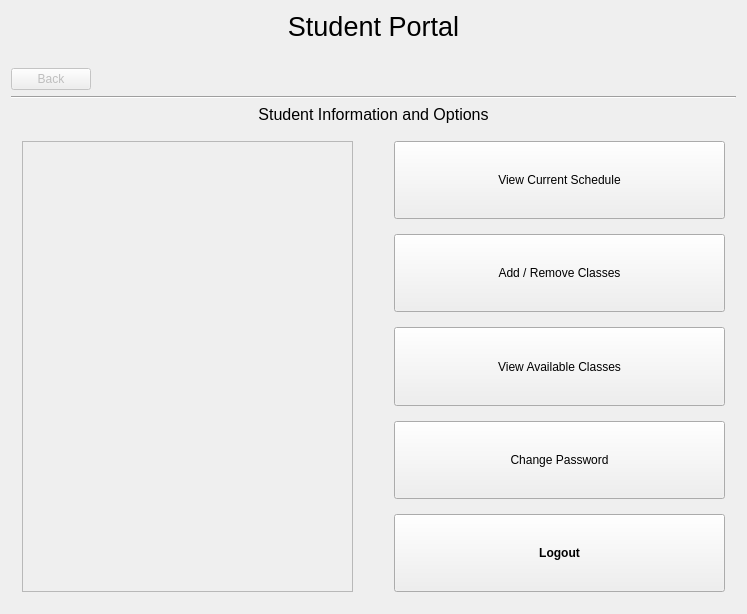
The window that Form Files/studentView.ui (alixabahena/SIMS) describes before a commit, drawn with Qt 5.
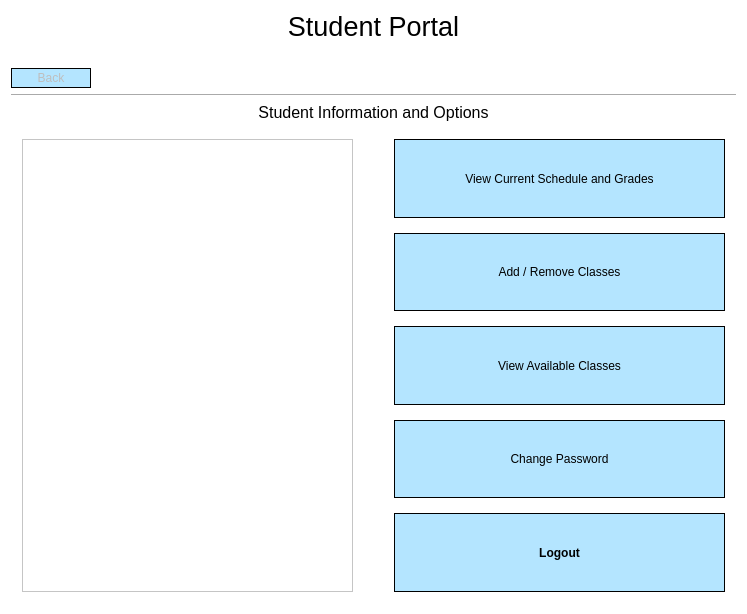
The same window after the commit. The open tabs and pages were chosen to show the change.

Commit message: Changed some colors in the layouts

```diff
--- a/Form Files/studentView.ui
+++ b/Form Files/studentView.ui
@@ -13,6 +13,9 @@
   <property name="windowTitle">
    <string>Student Portal</string>
   </property>
+  <property name="styleSheet">
+   <string notr="true">background-color: rgb(255, 255, 255);</string>
+  </property>
   <layout class="QVBoxLayout" name="verticalLayout_5">
    <item>
     <layout class="QVBoxLayout" name="verticalLayout_2">
@@ -55,6 +58,16 @@
          <verstretch>0</verstretch>
         </sizepolicy>
        </property>
+       <property name="minimumSize">
+        <size>
+         <width>80</width>
+         <height>20</height>
+        </size>
+       </property>
+       <property name="styleSheet">
+        <string notr="true">background-color: rgb(180, 229, 255);
+border: 1px solid black;</string>
+       </property>
        <property name="text">
         <string>Back</string>
        </property>
@@ -159,8 +172,12 @@
                  <verstretch>0</verstretch>
                 </sizepolicy>
                </property>
+               <property name="styleSheet">
+                <string notr="true">background-color: rgb(180, 229, 255);
+border: 1px solid black;</string>
+               </property>
                <property name="text">
-                <string>View Current Schedule</string>
+                <string>View Current Schedule and Grades</string>
                </property>
               </widget>
              </item>
@@ -172,6 +189,10 @@
                  <verstretch>0</verstretch>
                 </sizepolicy>
                </property>
+               <property name="styleSheet">
+                <string notr="true">background-color: rgb(180, 229, 255);
+border: 1px solid black;</string>
+               </property>
                <property name="text">
                 <string>Add / Remove Classes</string>
                </property>
@@ -185,6 +206,10 @@
                  <verstretch>0</verstretch>
                 </sizepolicy>
                </property>
+               <property name="styleSheet">
+                <string notr="true">background-color: rgb(180, 229, 255);
+border: 1px solid black;</string>
+               </property>
                <property name="text">
                 <string>View Available Classes</string>
                </property>
@@ -198,6 +223,10 @@
                  <verstretch>0</verstretch>
                 </sizepolicy>
                </property>
+               <property name="styleSheet">
+                <string notr="true">background-color: rgb(180, 229, 255);
+border: 1px solid black;</string>
+               </property>
                <property name="text">
                 <string>Change Password</string>
                </property>
@@ -217,6 +246,10 @@
                  <bold>true</bold>
                 </font>
                </property>
+               <property name="styleSheet">
+                <string notr="true">background-color: rgb(180, 229, 255);
+border: 1px solid black;</string>
+               </property>
                <property name="text">
                 <string>Logout</string>
                </property>
```
Left out of the diff: 39 changed lines with no effect on the pictures. The commit also changes 5 other files.
